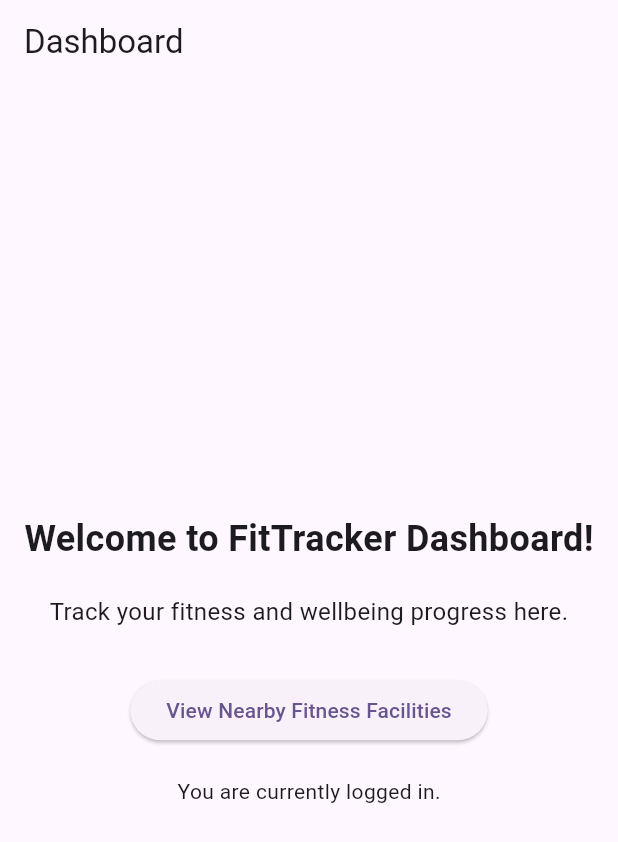
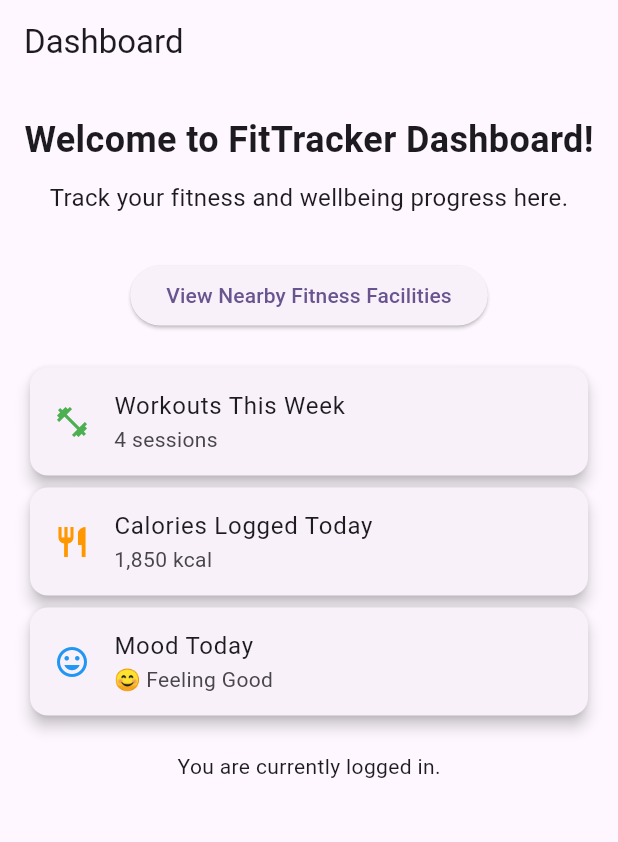
Before and after one commit to roberth6060/FitTracker, a Flutter app: the DashboardPage screen opened directly, on a phone screen of 412 x 824 dp. Shown: the top 842 px of the screen. Run offline on Flutter 3.47's test engine with Material 3 defaults, Android fonts, the phone set to English and light mode, and no system bars; our stand-ins replace flutter_map, latlong2.

Commit message:
add diplay content for workout, calories, and mood today

```diff
--- a/lib/pages/dashboard.dart
+++ b/lib/pages/dashboard.dart
@@ -6,15 +6,17 @@
   Widget build(BuildContext context) {
     return Scaffold(
       appBar: AppBar(title: Text("Dashboard")),
-      body: Center(
+      body: SingleChildScrollView(
+        child: Center(
           child: Column(
             mainAxisAlignment: MainAxisAlignment.center,
             children: [
+              SizedBox(height: 20),
               Text(
                 "Welcome to FitTracker Dashboard!",
                 style: TextStyle(fontSize: 24, fontWeight: FontWeight.bold),
               ),
-            SizedBox(height: 20),
+              SizedBox(height: 10),
               Text(
                 "Track your fitness and wellbeing progress here.",
                 style: TextStyle(fontSize: 16),
@@ -31,12 +33,51 @@
                 child: Text("View Nearby Fitness Facilities"),
               ),
               SizedBox(height: 20),
-            // Additional dashboard components can be added here
+
+              // 👇 Suggested: Quick Stats Section
+              Padding(
+                padding: const EdgeInsets.symmetric(horizontal: 16.0),
+                child: Column(
+                  children: [
+                    Card(
+                      elevation: 4,
+                      child: ListTile(
+                        leading: Icon(
+                          Icons.fitness_center,
+                          color: Colors.green,
+                        ),
+                        title: Text("Workouts This Week"),
+                        subtitle: Text("4 sessions"),
+                      ),
+                    ),
+                    Card(
+                      elevation: 4,
+                      child: ListTile(
+                        leading: Icon(Icons.restaurant, color: Colors.orange),
+                        title: Text("Calories Logged Today"),
+                        subtitle: Text("1,850 kcal"),
+                      ),
+                    ),
+                    Card(
+                      elevation: 4,
+                      child: ListTile(
+                        leading: Icon(Icons.mood, color: Colors.blue),
+                        title: Text("Mood Today"),
+                        subtitle: Text("😊 Feeling Good"),
+                      ),
+                    ),
+                  ],
+                ),
+              ),
+
+              SizedBox(height: 20),
               Text(
                 "You are currently logged in.",
                 style: TextStyle(fontSize: 14),
               ),
+              SizedBox(height: 20),
             ],
+          ),
         ),
       ),
     );
```
Lines whose indentation alone changed are shown as unchanged.
